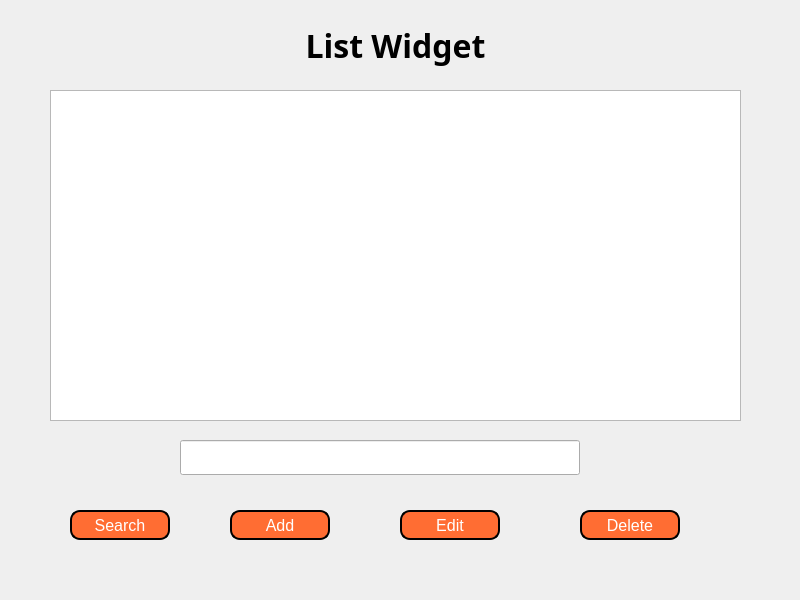
Qt form Lesson7/lesson7.ui (trungsliver/MK-C4K-PTI14) before a commit.
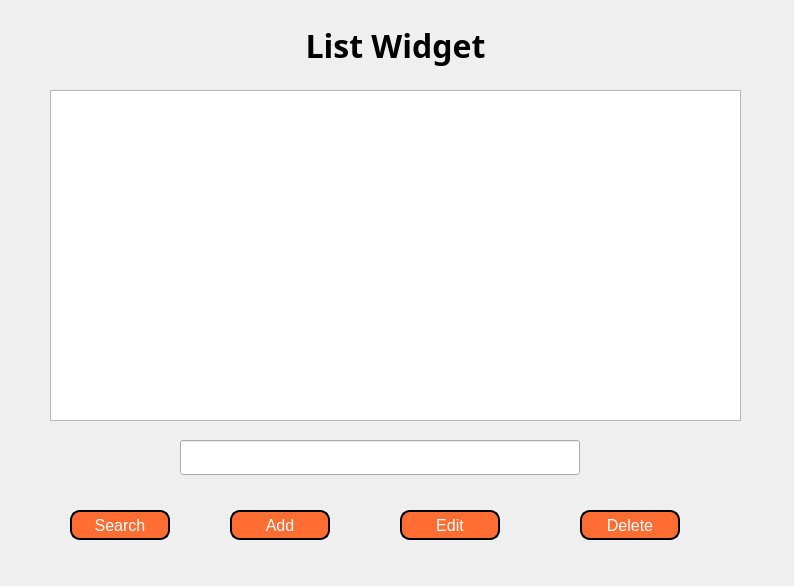
The same form after that commit.

Diff of the .ui file:
```diff
--- a/Lesson7/lesson7.ui
+++ b/Lesson7/lesson7.ui
@@ -6,8 +6,8 @@
    <rect>
     <x>0</x>
     <y>0</y>
-    <width>800</width>
-    <height>600</height>
+    <width>794</width>
+    <height>586</height>
    </rect>
   </property>
   <property name="windowTitle">
```
